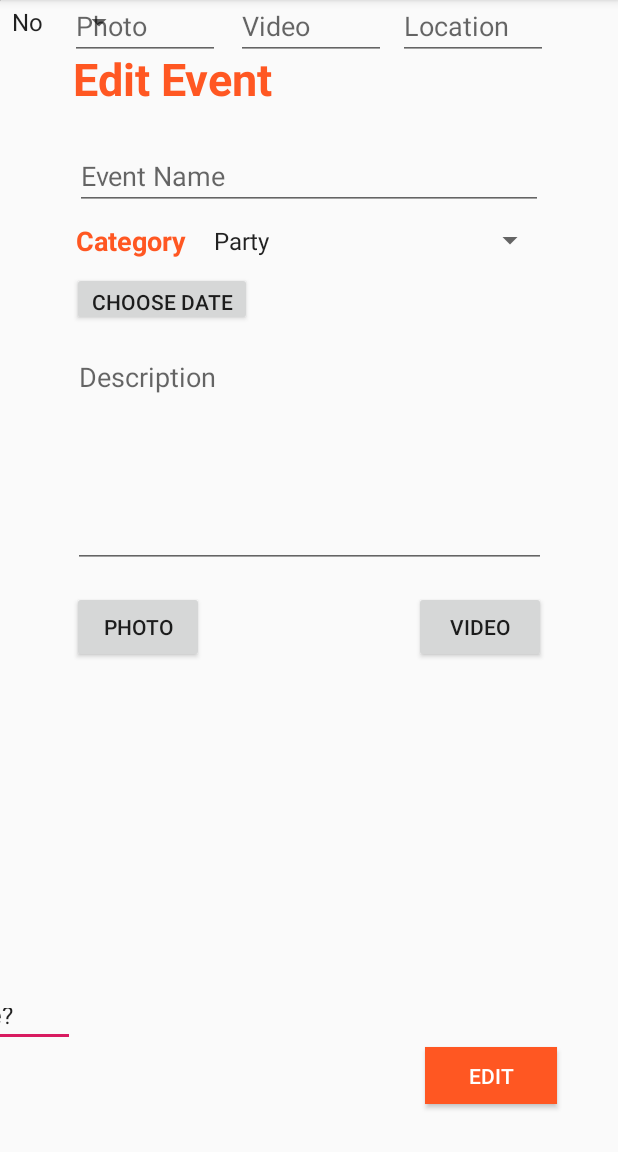
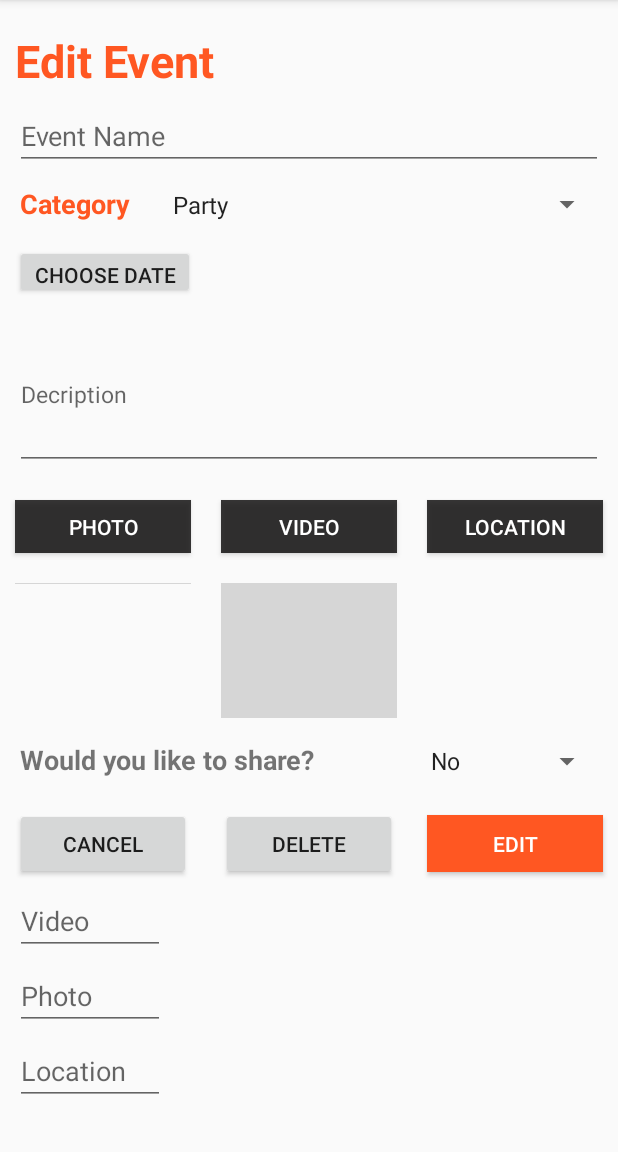
Before and after one commit to kh1290/EventManagerI, an Android app: the EventModActivity screen opened directly, with no data from a screen before it, on a phone screen of 412 x 824 dp, the part 84-1236 px from its top. Run offline under Robolectric (Android 15) with nearby library versions, the phone set to English and light mode, and no system bars; our stand-ins replace Firebase (no records; nobody signed in at launch, a user with empty details on screens opened directly), Picasso; grey boxes are pictures that could not be loaded.

Commit message:
activity_event_mod.xml Layout changed

```diff
--- a/app/build.gradle
+++ b/app/build.gradle
@@ -44,5 +44,6 @@ dependencies {
     annotationProcessor 'com.github.bumptech.glide:compiler:4.10.0'
     implementation 'com.squareup.picasso:picasso:2.71828'
     implementation 'org.osmdroid:osmdroid-android:6.0.0'
+    implementation 'com.squareup.picasso:picasso:2.71828'
 
 }
--- a/app/src/main/res/layout/activity_event_mod.xml
+++ b/app/src/main/res/layout/activity_event_mod.xml
@@ -1,113 +1,270 @@
 <?xml version="1.0" encoding="utf-8"?>
-<androidx.constraintlayout.widget.ConstraintLayout xmlns:android="http://schemas.android.com/apk/res/android"
+<LinearLayout xmlns:android="http://schemas.android.com/apk/res/android"
     xmlns:app="http://schemas.android.com/apk/res-auto"
     xmlns:tools="http://schemas.android.com/tools"
+    android:orientation="vertical"
     android:layout_width="match_parent"
-    android:layout_height="match_parent"
-    tools:context=".Activities.EventModActivity">
+    android:layout_height="wrap_content">
 
-    <Spinner
-        android:id="@+id/share_sp"
-        android:layout_width="90dp"
-        android:layout_height="29dp"
-        android:entries="@array/event_share"
-        tools:layout_editor_absoluteX="283dp"
-        tools:layout_editor_absoluteY="600dp" />
 
-    <EditText
-        android:id="@+id/share_txt2"
-        android:layout_width="217dp"
-        android:layout_height="36dp"
-        android:ems="10"
-        android:inputType="textPersonName"
-        android:text="Would you like to share?"
-        android:textSize="16sp"
-        app:layout_constraintBottom_toTopOf="@+id/btnCancel"
-        app:layout_constraintEnd_toStartOf="@+id/share_sp"
-        app:layout_constraintHorizontal_bias="0.774"
-        app:layout_constraintStart_toStartOf="parent"
-        app:layout_constraintTop_toBottomOf="@+id/btnUpPhoto"
-        app:layout_constraintVertical_bias="0.854" />
+    <TextView
+        android:id="@+id/textView4"
+        android:layout_width="match_parent"
+        android:layout_height="40dp"
+        android:layout_marginStart="10dp"
+        android:layout_marginTop="20dp"
+        android:layout_marginEnd="10dp"
+        android:layout_marginRight="10dp"
+        android:text="Edit Event"
+        android:textColor="#FF5722"
+        android:textSize="30sp"
+        android:textStyle="bold" />
 
     <EditText
         android:id="@+id/title_editTxt"
-        android:layout_width="312dp"
+        android:layout_width="match_parent"
         android:layout_height="43dp"
-        android:layout_marginTop="16dp"
-        android:layout_marginBottom="6dp"
+        android:layout_marginStart="10dp"
+        android:layout_marginTop="10dp"
+        android:layout_marginEnd="10dp"
+        android:layout_marginRight="10dp"
         android:ems="10"
         android:hint="Event Name"
-        android:inputType="textPersonName"
-        app:layout_constraintBottom_toTopOf="@+id/type_sp"
-        app:layout_constraintEnd_toEndOf="parent"
-        app:layout_constraintHorizontal_bias="0.5"
-        app:layout_constraintStart_toStartOf="parent"
-        app:layout_constraintTop_toBottomOf="@+id/textView4" />
+        android:inputType="textPersonName" />
 
-    <TextView
-        android:id="@+id/textView4"
-        android:layout_width="wrap_content"
-        android:layout_height="wrap_content"
-        android:layout_marginStart="48dp"
-        android:layout_marginLeft="48dp"
-        android:layout_marginTop="32dp"
-        android:layout_marginBottom="8dp"
-        android:text="Edit Event"
-        android:textColor="#FF5722"
-        android:textSize="30sp"
-        android:textStyle="bold"
-        app:layout_constraintBottom_toTopOf="@+id/title_editTxt"
-        app:layout_constraintEnd_toEndOf="parent"
-        app:layout_constraintHorizontal_bias="0.004"
-        app:layout_constraintStart_toStartOf="parent"
-        app:layout_constraintTop_toTopOf="parent"
-        app:layout_constraintVertical_bias="0.825" />
-
-    <Spinner
-        android:id="@+id/type_sp"
-        android:layout_width="229dp"
-        android:layout_height="26dp"
-        android:layout_marginTop="8dp"
-        android:layout_marginEnd="48dp"
-        android:layout_marginRight="48dp"
-        android:layout_marginBottom="8dp"
-        android:entries="@array/event_types"
-        app:layout_constraintBottom_toBottomOf="@+id/textView5"
-        app:layout_constraintEnd_toEndOf="parent"
-        app:layout_constraintTop_toTopOf="@+id/textView5"
-        app:layout_constraintVertical_bias="0.523" />
-
+    <LinearLayout
+        android:layout_width="match_parent"
+        android:layout_height="40dp"
+        android:orientation="horizontal">
         <TextView
             android:id="@+id/textView5"
             android:layout_width="wrap_content"
             android:layout_height="wrap_content"
-        android:layout_marginTop="8dp"
-        android:layout_marginBottom="8dp"
             android:text="Category"
             android:textColor="#FF5722"
             android:textSize="18sp"
             android:textStyle="bold"
-        app:layout_constraintBottom_toTopOf="@+id/btnDate"
-        app:layout_constraintEnd_toStartOf="@+id/type_sp"
-        app:layout_constraintHorizontal_bias="0.83"
-        app:layout_constraintStart_toStartOf="parent"
-        app:layout_constraintTop_toBottomOf="@+id/title_editTxt"
-        app:layout_constraintVertical_bias="0.478" />
+            android:layout_marginStart="13dp"
+            android:layout_marginLeft="13dp"
+            android:layout_marginTop="10dp"
+            android:layout_marginEnd="10dp"
+            android:layout_marginRight="10dp" />
+
+        <Spinner
+            android:id="@+id/type_sp"
+            android:entries="@array/event_types"
+            android:layout_width="229dp"
+            android:layout_height="26dp"
+            android:layout_weight="1"
+            android:layout_marginStart="10dp"
+            android:layout_marginTop="10dp"
+            android:layout_marginEnd="10dp"
+            android:layout_marginRight="10dp" />
+    </LinearLayout>
+
+    <LinearLayout
+        android:layout_width="match_parent"
+        android:layout_height="50dp"
+        android:orientation="horizontal">
+
+        <Button
+            android:id="@+id/btnDate"
+            android:layout_width="120dp"
+            android:layout_height="36dp"
+            android:text="Choose Date"
+            android:layout_marginStart="10dp"
+            android:layout_marginTop="10dp"
+            android:layout_marginEnd="10dp"
+            android:layout_marginRight="10dp" />
+
+        <TextView
+            android:id="@+id/date_viewTxt"
+            android:layout_width="match_parent"
+            android:layout_height="36dp"
+            android:layout_weight="1"
+            android:gravity="center_vertical"
+            android:layout_marginStart="10dp"
+            android:layout_marginTop="10dp"
+            android:layout_marginEnd="10dp"
+            android:layout_marginRight="10dp" />
+    </LinearLayout>
+
+    <LinearLayout
+        android:layout_width="match_parent"
+        android:layout_height="120dp"
+        android:orientation="horizontal">
 
         <EditText
-        android:id="@+id/photo_editTxt"
-        android:layout_width="100dp"
-        android:layout_height="40dp"
-        android:layout_marginStart="40dp"
-        android:layout_marginLeft="40dp"
-        android:layout_marginEnd="4dp"
-        android:layout_marginRight="4dp"
+            android:id="@+id/memo_editTxt"
+            android:textSize="15dp"
+            android:layout_width="match_parent"
+            android:layout_height="100dp"
+            android:layout_marginStart="10dp"
+            android:layout_marginTop="10dp"
+            android:layout_marginEnd="10dp"
+            android:layout_marginRight="10dp"
+            android:hint="Decription" />
+    </LinearLayout>
+
+    <LinearLayout
+        android:layout_width="match_parent"
+        android:layout_height="55dp"
+        android:orientation="horizontal">
+
+        <Button
+            android:id="@+id/btnUpPhoto"
+            android:layout_width="wrap_content"
+            android:layout_height="35dp"
+            android:layout_marginStart="10dp"
+            android:layout_marginTop="10dp"
+            android:layout_marginEnd="10dp"
+            android:layout_marginRight="10dp"
+            android:layout_weight="1"
+            android:background="#D30F0E0E"
+            android:text="Photo"
+            android:textColor="@android:color/white" />
+
+        <Button
+            android:id="@+id/btnUpVideo"
+            android:layout_width="wrap_content"
+            android:layout_height="35dp"
+            android:layout_marginStart="10dp"
+            android:layout_marginTop="10dp"
+            android:layout_marginEnd="10dp"
+            android:layout_marginRight="10dp"
+            android:layout_weight="1"
+            android:background="#D30F0E0E"
+            android:text="Video"
+            android:textColor="@android:color/white" />
+
+        <Button
+            android:id="@+id/btnUpLocation"
+            android:layout_width="wrap_content"
+            android:layout_height="35dp"
+            android:layout_marginStart="10dp"
+            android:layout_marginTop="10dp"
+            android:layout_marginEnd="10dp"
+            android:layout_marginRight="10dp"
+            android:layout_weight="1"
+            android:background="#D30F0E0E"
+            android:text="Location"
+            android:textColor="@android:color/white" />
+    </LinearLayout>
+
+
+    <LinearLayout
+        android:layout_width="match_parent"
+        android:layout_height="100dp"
+        android:orientation="horizontal">
+
+
+        <ImageView
+            android:id="@+id/imageView3"
+            android:layout_width="117dp"
+            android:layout_height="wrap_content"
+            tools:layout_editor_absoluteX="193dp"
+            android:layout_marginStart="10dp"
+            android:layout_marginTop="10dp"
+            android:layout_marginEnd="10dp"
+            android:layout_marginRight="10dp"
+            tools:srcCompat="@tools:sample/avatars" />
+
+        <VideoView
+            android:id="@+id/video_videoView"
+            android:layout_width="115dp"
+            android:layout_height="match_parent"
+            android:layout_marginStart="10dp"
+            android:layout_marginTop="10dp"
+            android:layout_marginEnd="10dp"
+            android:layout_marginRight="10dp"
+            android:layout_weight="1" />
+
+        <TextView
+            android:id="@+id/textview8"
+            android:layout_width="115dp"
+            android:layout_height="match_parent"
+            android:layout_weight="1"
+            android:gravity="center_vertical"
+            android:layout_marginStart="10dp"
+            android:layout_marginTop="10dp"
+            android:layout_marginEnd="10dp"
+            android:layout_marginRight="10dp" />
+    </LinearLayout>
+
+    <LinearLayout
+        android:layout_width="match_parent"
+        android:layout_height="50dp"
+        android:orientation="horizontal">
+
+        <TextView
+            android:id="@+id/share_txt"
+            android:layout_width="wrap_content"
+            android:layout_height="wrap_content"
             android:ems="10"
-        android:hint="Photo"
             android:inputType="textPersonName"
-        app:layout_constraintEnd_toStartOf="@+id/video_editTxt"
-        app:layout_constraintStart_toStartOf="parent"
-        tools:layout_editor_absoluteY="547dp" />
+            android:text="Would you like to share?"
+            android:textSize="18sp"
+            android:textStyle="bold"
+            android:layout_weight="1"
+            android:layout_marginStart="13dp"
+            android:layout_marginLeft="13dp"
+            android:layout_marginTop="15dp"
+            android:layout_marginEnd="10dp"
+            android:layout_marginRight="10dp"/>
+
+        <Spinner
+            android:id="@+id/share_sp"
+            android:entries="@array/event_share"
+            android:layout_width="wrap_content"
+            android:layout_height="wrap_content"
+            android:layout_weight="1"
+            android:layout_marginStart="10dp"
+            android:layout_marginTop="15dp"
+            android:layout_marginEnd="10dp"
+            android:layout_marginRight="10dp" />
+    </LinearLayout>
+
+    <LinearLayout
+        android:layout_width="match_parent"
+        android:layout_height="match_parent"
+        android:orientation="horizontal">
+
+            <Button
+                android:id="@+id/btnCancel"
+                android:layout_width="wrap_content"
+                android:layout_height="wrap_content"
+                android:layout_weight="1"
+                android:text="cancel"
+                android:layout_marginStart="10dp"
+                android:layout_marginTop="10dp"
+                android:layout_marginEnd="10dp"
+                android:layout_marginRight="10dp"  />
+
+            <Button
+                android:id="@+id/btnDelete"
+                android:layout_width="wrap_content"
+                android:layout_height="wrap_content"
+                android:layout_weight="1"
+                android:text="delete"
+                android:layout_marginStart="10dp"
+                android:layout_marginTop="10dp"
+                android:layout_marginEnd="10dp"
+                android:layout_marginRight="10dp"  />
+
+            <Button
+                android:id="@+id/btnUpdate"
+                android:layout_width="88dp"
+                android:layout_height="38dp"
+                android:background="#FF5722"
+                android:layout_weight="1"
+                android:text="Edit"
+                android:textColor="@android:color/white"
+                android:layout_marginStart="10dp"
+                android:layout_marginTop="10dp"
+                android:layout_marginEnd="10dp"
+                android:layout_marginRight="10dp" />
+
+    </LinearLayout>
 
     <EditText
         android:id="@+id/video_editTxt"
@@ -116,146 +273,32 @@
         android:ems="10"
         android:hint="Video"
         android:inputType="textPersonName"
-        app:layout_constraintBottom_toBottomOf="@+id/photo_editTxt"
-        app:layout_constraintEnd_toStartOf="@+id/location_editTxt"
-        app:layout_constraintHorizontal_bias="0.5"
-        app:layout_constraintStart_toEndOf="@+id/photo_editTxt" />
+        android:layout_marginStart="10dp"
+        android:layout_marginTop="10dp"
+        android:layout_marginEnd="10dp"
+        android:layout_marginRight="10dp" />
+
+    <EditText
+        android:id="@+id/photo_editTxt"
+        android:layout_width="100dp"
+        android:layout_height="40dp"
+        android:ems="10"
+        android:hint="Photo"
+        android:inputType="textPersonName"
+        android:layout_marginStart="10dp"
+        android:layout_marginTop="10dp"
+        android:layout_marginEnd="10dp"
+        android:layout_marginRight="10dp" />
 
     <EditText
         android:id="@+id/location_editTxt"
         android:layout_width="100dp"
         android:layout_height="40dp"
-        android:layout_marginStart="2dp"
-        android:layout_marginLeft="2dp"
-        android:layout_marginEnd="40dp"
-        android:layout_marginRight="40dp"
         android:ems="10"
         android:hint="Location"
         android:inputType="textPersonName"
-        app:layout_constraintBottom_toBottomOf="@+id/video_editTxt"
-        app:layout_constraintEnd_toEndOf="parent"
-        app:layout_constraintStart_toEndOf="@+id/video_editTxt" />
-
-    <Button
-        android:id="@+id/btnCancel"
-        android:layout_width="wrap_content"
-        android:layout_height="wrap_content"
-        android:layout_marginStart="44dp"
-        android:layout_marginLeft="44dp"
-        android:layout_marginTop="24dp"
-        android:layout_marginBottom="32dp"
-        android:text="cancel"
-        app:layout_constraintBottom_toBottomOf="@+id/btnUpdate"
-        app:layout_constraintStart_toStartOf="parent"
-        app:layout_constraintTop_toTopOf="@+id/btnUpdate"
-        app:layout_constraintVertical_bias="0.450" />
-
-    <EditText
-        android:id="@+id/memo_editTxt"
-        android:layout_width="315dp"
-        android:layout_height="150dp"
-        android:layout_marginTop="11dp"
-        android:ems="10"
-        android:gravity="start|top"
-        android:hint="Description"
-        android:inputType="textMultiLine"
-        app:layout_constraintEnd_toEndOf="parent"
-        app:layout_constraintStart_toStartOf="parent"
-        app:layout_constraintTop_toBottomOf="@+id/btnDate" />
-
-    <Button
-        android:id="@+id/btnDate"
-        android:layout_width="120dp"
-        android:layout_height="36dp"
-        android:layout_marginStart="48dp"
-        android:layout_marginLeft="48dp"
-        android:layout_marginTop="8dp"
-        android:layout_marginBottom="8dp"
-        android:text="Choose Date"
-        app:layout_constraintBottom_toTopOf="@+id/memo_editTxt"
-        app:layout_constraintStart_toStartOf="parent"
-        app:layout_constraintTop_toBottomOf="@+id/type_sp" />
-
-    <TextView
-        android:id="@+id/date_viewTxt"
-        android:layout_width="185dp"
-        android:layout_height="34dp"
-        android:layout_marginStart="8dp"
-        android:layout_marginLeft="8dp"
-        android:layout_marginTop="8dp"
-        android:layout_marginBottom="8dp"
-        android:gravity="center_vertical"
-        app:layout_constraintBottom_toBottomOf="@+id/btnDate"
-        app:layout_constraintStart_toEndOf="@+id/btnDate"
-        app:layout_constraintTop_toTopOf="@+id/btnDate"
-        app:layout_constraintVertical_bias="0.428" />
-
-    <Button
-        android:id="@+id/btnUpPhoto"
-        android:layout_width="wrap_content"
-        android:layout_height="wrap_content"
-        android:layout_marginStart="48dp"
-        android:layout_marginLeft="48dp"
-        android:layout_marginTop="15dp"
-        android:layout_marginBottom="2dp"
-        android:text="Photo"
-        app:layout_constraintBottom_toTopOf="@+id/photo_editTxt"
-        app:layout_constraintStart_toStartOf="parent"
-        app:layout_constraintTop_toBottomOf="@+id/memo_editTxt"
-        app:layout_constraintVertical_bias="0.0" />
-
-    <Button
-        android:id="@+id/btnUpVideo"
-        android:layout_width="wrap_content"
-        android:layout_height="wrap_content"
-        android:layout_marginEnd="48dp"
-        android:layout_marginRight="48dp"
-        android:text="Video"
-        app:layout_constraintBottom_toBottomOf="@+id/btnUpPhoto"
-        app:layout_constraintEnd_toEndOf="parent"
-        app:layout_constraintTop_toTopOf="@+id/btnUpPhoto"
-        app:layout_constraintVertical_bias="0.0" />
-
-
-    <Button
-        android:id="@+id/btnUpdate"
-        android:layout_width="88dp"
-        android:layout_height="38dp"
-        android:layout_marginStart="8dp"
-        android:layout_marginLeft="8dp"
-        android:layout_marginEnd="40dp"
-        android:layout_marginRight="40dp"
-        android:layout_marginBottom="32dp"
-        android:background="#FF5722"
-        android:text="Edit"
-        android:textColor="@android:color/white"
-        app:layout_constraintBottom_toBottomOf="parent"
-        app:layout_constraintEnd_toEndOf="parent"
-        app:layout_constraintStart_toEndOf="@+id/btnDelete" />
-
-    <Button
-        android:id="@+id/btnDelete"
-        android:layout_width="wrap_content"
-        android:layout_height="wrap_content"
-        android:layout_marginStart="36dp"
-        android:layout_marginLeft="36dp"
-        android:layout_marginTop="30dp"
-        android:layout_marginEnd="18dp"
-        android:layout_marginRight="18dp"
-        android:layout_marginBottom="38dp"
-        android:text="delete"
-        app:layout_constraintBottom_toBottomOf="@+id/btnUpdate"
-        app:layout_constraintEnd_toStartOf="@+id/btnUpdate"
-        app:layout_constraintStart_toEndOf="@+id/btnCancel"
-        app:layout_constraintTop_toTopOf="@+id/btnUpdate"
-        app:layout_constraintVertical_bias="0.448" />
-
-    <ImageView
-        android:id="@+id/imageView3"
-        android:layout_width="wrap_content"
-        android:layout_height="wrap_content"
-        tools:layout_editor_absoluteX="193dp"
-        tools:srcCompat="@tools:sample/avatars" />
-
-
-</androidx.constraintlayout.widget.ConstraintLayout>
+        android:layout_marginStart="10dp"
+        android:layout_marginTop="10dp"
+        android:layout_marginEnd="10dp"
+        android:layout_marginRight="10dp" />
+</LinearLayout>
```
Lines whose indentation alone changed are shown as unchanged.
